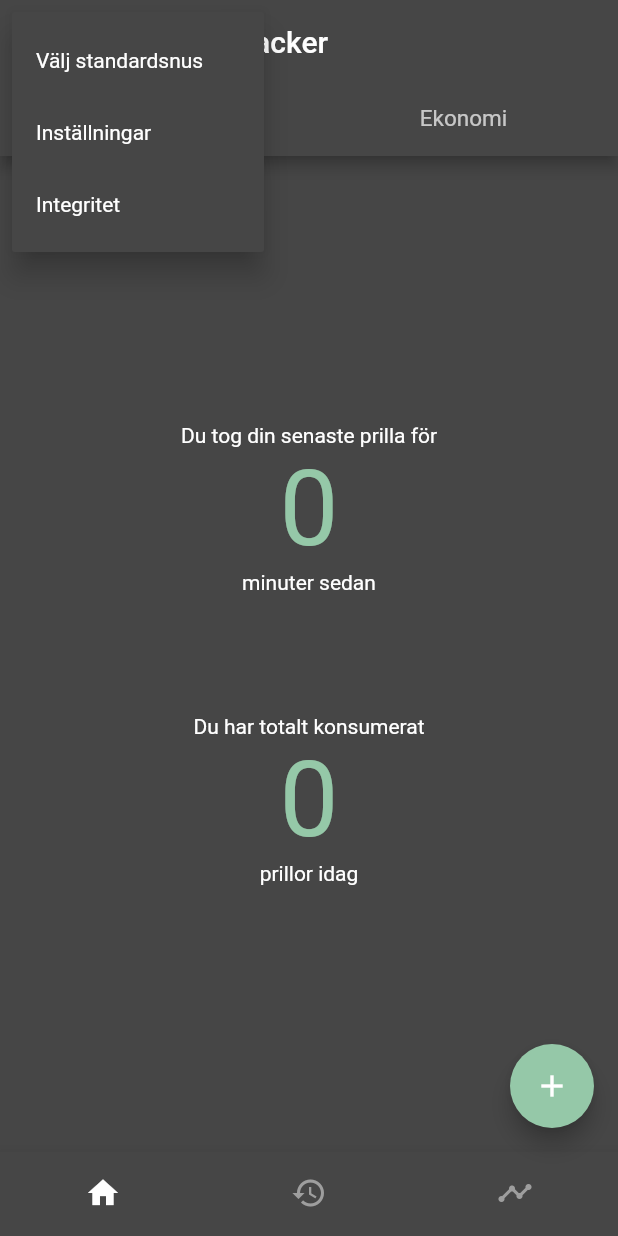
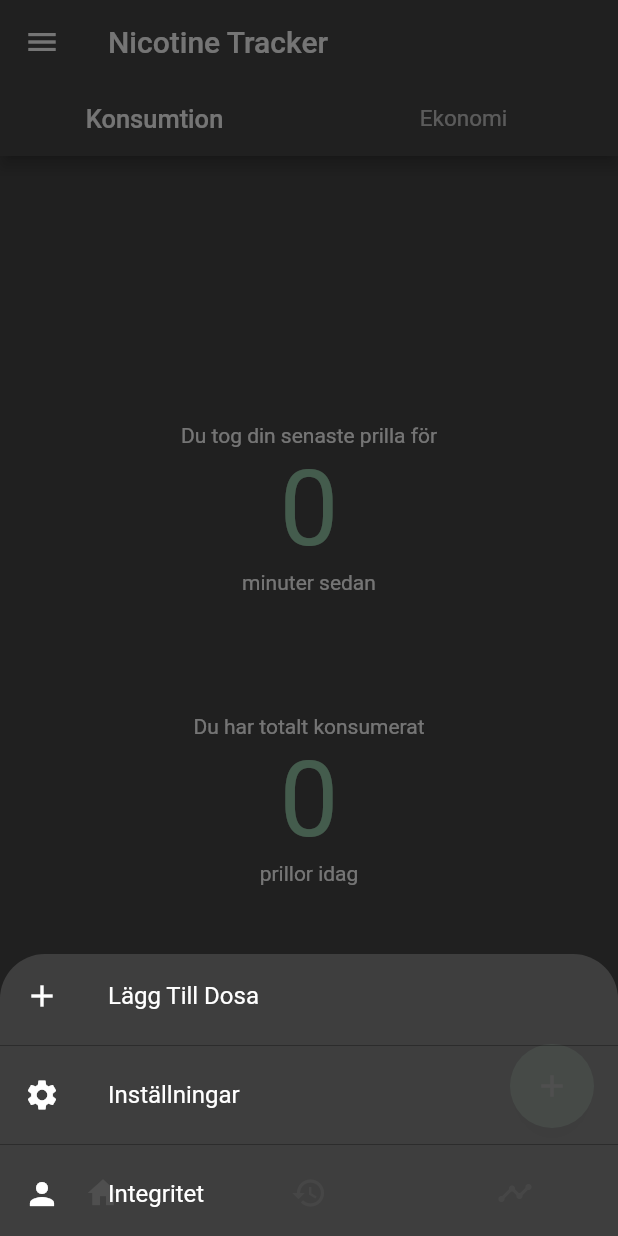
Before and after one commit to gu-tig169-ht21/Grupp10, a Flutter app: the screen it shows after launch, after a tap on the "menu" icon, on a phone screen of 412 x 824 dp. Run offline on Flutter 3.47's test engine with Material 2 defaults, Android fonts, the phone set to English and light mode, and no system bars; Roboto replaces fonts that are missing (Helvetica, helvetica).

Commit message:
kais senaste ändringar

```diff
--- a/lib/views/home.dart
+++ b/lib/views/home.dart
@@ -21,6 +21,49 @@ class _MyHomePageState extends State<MyHomePage> {
     });
   }
 
+  void openMenu() {
+    showModalBottomSheet(
+        backgroundColor: Color.fromRGBO(70, 70, 70, 0.8),
+        shape: RoundedRectangleBorder(
+            borderRadius: BorderRadius.vertical(top: Radius.circular(30))),
+        isScrollControlled: true,
+        context: context,
+        builder: (context) {
+          return Column(
+            mainAxisSize: MainAxisSize.min,
+            children: <Widget>[
+              ListTile(
+                  leading: Icon(Icons.add, color: Colors.white),
+                  title: Text('Lägg Till Dosa',
+                      style: TextStyle(color: Colors.white)),
+                  onTap: () {}),
+              Divider(
+                height: 10,
+                color: Colors.black,
+                thickness: 0.2,
+              ),
+              ListTile(
+                  leading: Icon(Icons.settings, color: Colors.white),
+                  title: Text('Inställningar',
+                      style: TextStyle(color: Colors.white)),
+                  onTap: () {}),
+              Divider(
+                height: 10,
+                color: Colors.black,
+                thickness: 0.2,
+              ),
+              ListTile(
+                  leading: Icon(Icons.person, color: Colors.white),
+                  title: Text(
+                    'Integritet',
+                    style: TextStyle(color: Colors.white),
+                  ),
+                  onTap: () {}),
+            ],
+          );
+        });
+  }
+
   @override
   Widget build(BuildContext context) {
     return DefaultTabController(
@@ -31,27 +74,11 @@ class _MyHomePageState extends State<MyHomePage> {
                 backgroundColor: const Color(0xff464646),
                 title: const Text('Nicotine Tracker',
                     style: TextStyle(color: Colors.white)),
-                leading: PopupMenuButton(
-                    color: const Color(0xff464646),
-                    icon: const Icon(Icons.menu, color: Colors.white),
-                    onSelected: (value) {},
-                    itemBuilder: (context) => [
-                          const PopupMenuItem(
-                              child: Text(
-                                'Välj standardsnus',
-                                textAlign: TextAlign.right,
-                              ),
-                              textStyle: TextStyle(color: Colors.white),
-                              value: 0),
-                          const PopupMenuItem(
-                              child: Text('Inställningar'),
-                              textStyle: TextStyle(color: Colors.white),
-                              value: 1),
-                          const PopupMenuItem(
-                              child: Text('Integritet'),
-                              textStyle: TextStyle(color: Colors.white),
-                              value: 2),
-                        ]),
+                leading: IconButton(
+                  color: const Color(0xff464646),
+                  icon: const Icon(Icons.menu, color: Colors.white),
+                  onPressed: () => openMenu(),
+                ),
                 bottom: const TabBar(
                   tabs: [
                     Tab(text: 'Konsumtion'),
--- a/pubspec.yaml
+++ b/pubspec.yaml
@@ -3,7 +3,7 @@ description: A new Flutter project.
 
 # The following line prevents the package from being accidentally published to
 # pub.dev using `flutter pub publish`. This is preferred for private packages.
-publish_to: 'none' # Remove this line if you wish to publish to pub.dev
+publish_to: "none" # Remove this line if you wish to publish to pub.dev
 
 # The following defines the version and build number for your application.
 # A version number is three numbers separated by dots, like 1.2.43
@@ -30,10 +30,10 @@ dependencies:
   flutter:
     sdk: flutter
 
-
   # The following adds the Cupertino Icons font to your application.
   # Use with the CupertinoIcons class for iOS style icons.
   cupertino_icons: ^1.0.2
+  blur: ^3.0.0
 
 dev_dependencies:
   flutter_test:
@@ -51,7 +51,6 @@ dev_dependencies:
 
 # The following section is specific to Flutter.
 flutter:
-
   # The following line ensures that the Material Icons font is
   # included with your application, so that you can use the icons in
   # the material Icons class.
```
Also changed, not shown: pubspec.lock.
